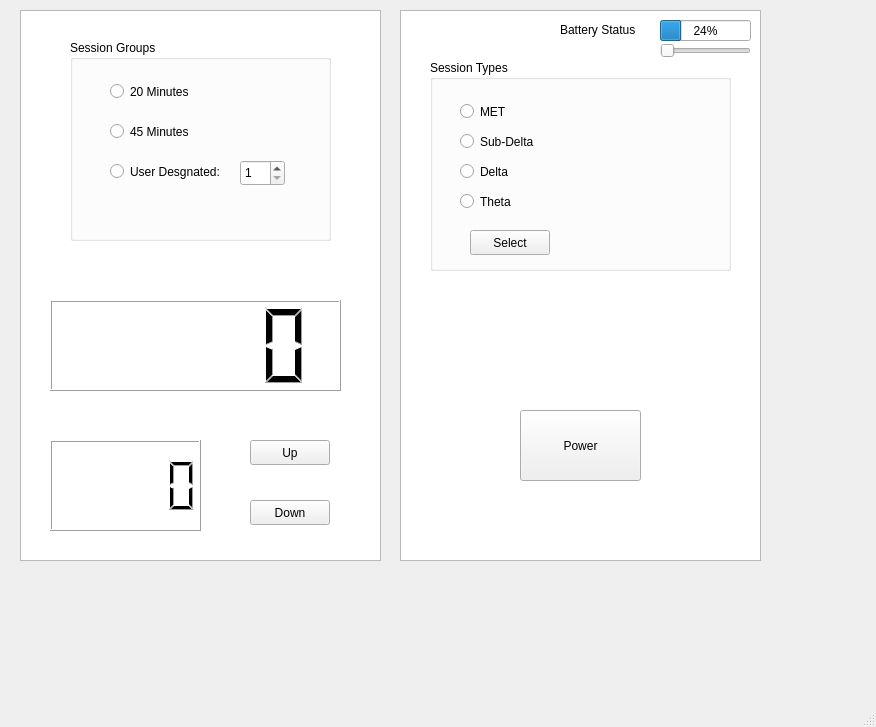
heyitsOK/3004-Team59, file Project-Team59/mainwindow.ui: the form before one commit.
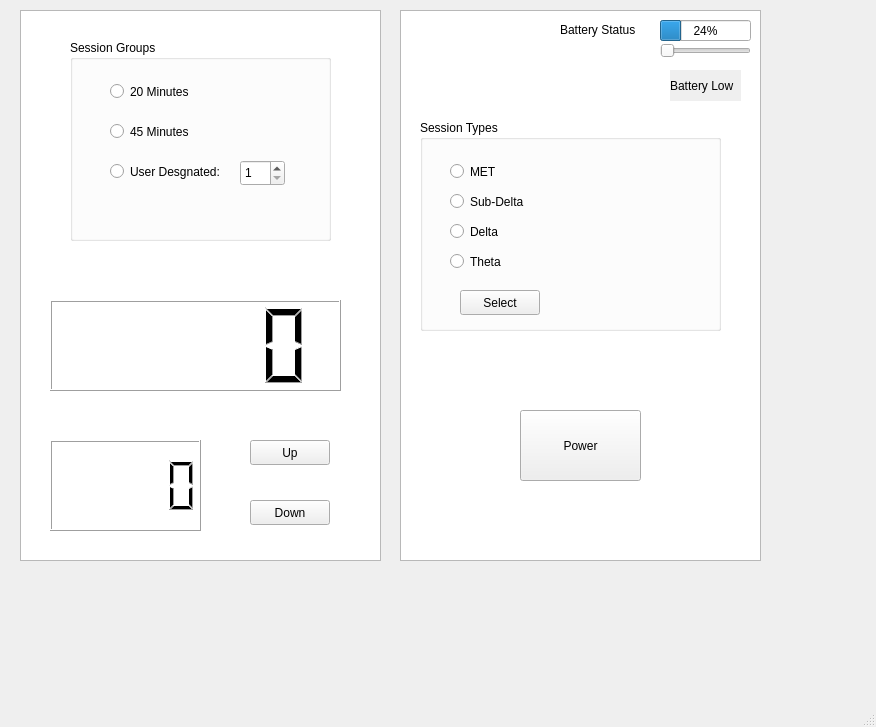
The form after the commit.

Commit message: Update Label for battery low

What changed in the file:
```diff
--- a/Project-Team59/mainwindow.ui
+++ b/Project-Team59/mainwindow.ui
@@ -173,8 +173,8 @@
    <widget class="QGroupBox" name="grpTypes">
     <property name="geometry">
      <rect>
-      <x>430</x>
-      <y>60</y>
+      <x>420</x>
+      <y>120</y>
       <width>301</width>
       <height>211</height>
      </rect>
@@ -287,6 +287,28 @@
      <enum>Qt::Horizontal</enum>
     </property>
    </widget>
+   <widget class="QLabel" name="warning">
+    <property name="enabled">
+     <bool>true</bool>
+    </property>
+    <property name="geometry">
+     <rect>
+      <x>670</x>
+      <y>70</y>
+      <width>71</width>
+      <height>31</height>
+     </rect>
+    </property>
+    <property name="autoFillBackground">
+     <bool>true</bool>
+    </property>
+    <property name="text">
+     <string>Battery Low</string>
+    </property>
+    <property name="scaledContents">
+     <bool>false</bool>
+    </property>
+   </widget>
   </widget>
   <widget class="QMenuBar" name="menubar">
    <property name="geometry">
```
The commit also changes 1 other file.
